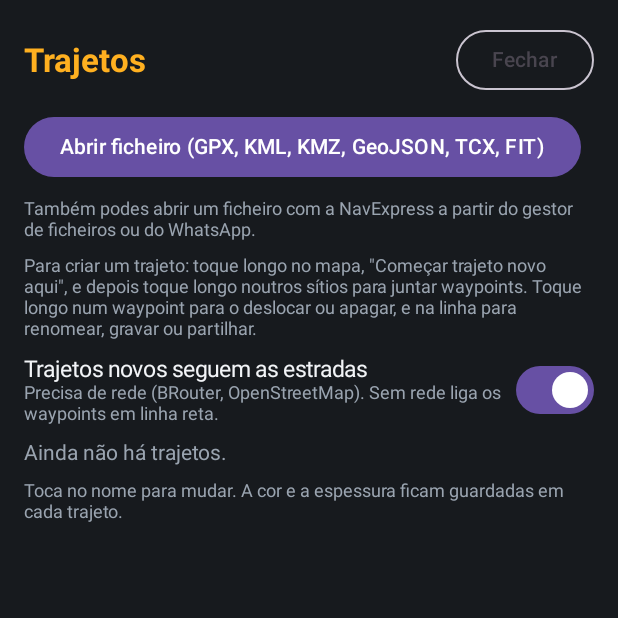
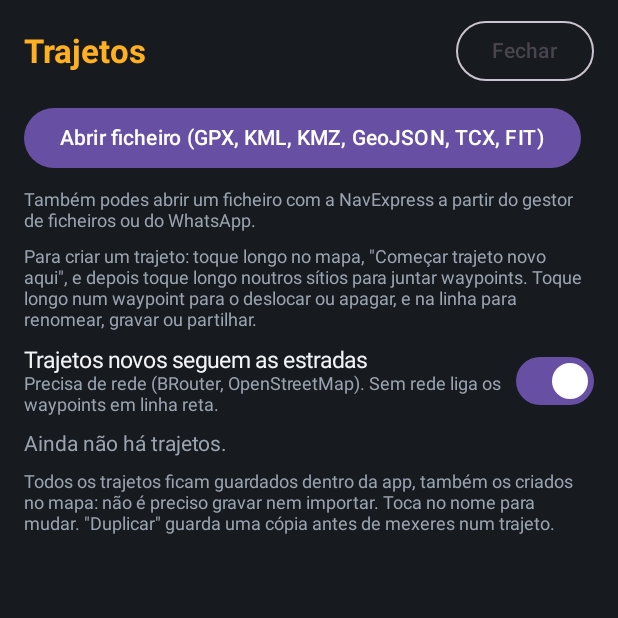
Before and after one commit to ArturPelicho/ESP32_S3_SN65HVD230_CAN_SNIFFER_DASHBOARD, an Android app built with Jetpack Compose: the composable TracksPanel shown on its own in the app's theme, on a phone screen of 412 x 824 dp, the top half of it. Run offline under Robolectric (Android 15) with nearby library versions, the phone set to English and light mode, and no system bars; libraries missing offline, so code that uses them is left out: org.maplibre.android, org.maplibre.geojson; pictures from the network do not load; 14 statements that could not run were skipped.

Commit message:
Panels keep Fechar visible; duplicate trajetos inside the app
The Mapas and Trajetos panels keep their title and Fechar button fixed
while the content scrolls. Trajetos can be duplicated inside the app
(panel button, and "Guardar cópia na app" on the line menu), and the
panel says that every trajeto is already kept in the app.

Co-Authored-By: Claude Opus 5.5 (1M context) <noreply@anthropic.com>
Claude-Session: https://claude.ai/code/session_01Ky7FWDUDUpXWgUC2vXwTEw

```diff
--- a/android/app/src/main/java/pt/artur/motadash/ui/MapScreen.kt
+++ b/android/app/src/main/java/pt/artur/motadash/ui/MapScreen.kt
@@ -979,6 +979,9 @@ private fun MapMenuItems(
                 } else {
                     DropdownMenuItem(text = { Text("Mudar cor e espessura", fontSize = 16.sp) }, onClick = { looks = true })
                 }
+                MenuItem("Guardar cópia na app", onDismiss) {
+                    TrackStore.duplicate(ctx, t.id)?.let { Toast.makeText(ctx, "Guardado: ${it.name}", Toast.LENGTH_SHORT).show() }
+                }
                 MenuItem("Gravar GPX no telemóvel", onDismiss) { onSave(t) }
                 MenuItem("Partilhar GPX", onDismiss) { onShare(t) }
                 if (confirmDelete) {
--- a/android/app/src/main/java/pt/artur/motadash/ui/TracksPanel.kt
+++ b/android/app/src/main/java/pt/artur/motadash/ui/TracksPanel.kt
@@ -58,15 +58,17 @@ fun TracksPanel(onShow: (Track) -> Unit, onClose: () -> Unit) {
         if (uris.isNotEmpty()) TrackStore.import(ctx, uris)
     }
 
-    Column(
-        Modifier.fillMaxSize().background(Color(0xF20B0E12)).verticalScroll(rememberScrollState()).padding(16.dp),
-        verticalArrangement = Arrangement.spacedBy(10.dp),
-    ) {
-        Row(verticalAlignment = Alignment.CenterVertically) {
+    Column(Modifier.fillMaxSize().background(Color(0xF20B0E12))) {
+        // Title and Fechar stay put; only the content below scrolls.
+        Row(Modifier.fillMaxWidth().padding(horizontal = 16.dp, vertical = 10.dp), verticalAlignment = Alignment.CenterVertically) {
             Text("Trajetos", color = Palette.amber, fontSize = 22.sp, fontWeight = FontWeight.Bold)
             Spacer(Modifier.weight(1f))
             OutlinedButton(onClick = onClose) { Text("Fechar") }
         }
+        Column(
+            Modifier.weight(1f).verticalScroll(rememberScrollState()).padding(start = 16.dp, end = 16.dp, bottom = 16.dp),
+            verticalArrangement = Arrangement.spacedBy(10.dp),
+        ) {
             Button(onClick = { pick.launch(arrayOf("*/*")) }) { Text("Abrir ficheiro (GPX, KML, KMZ, GeoJSON, TCX, FIT)") }
             Text("Também podes abrir um ficheiro com a NavExpress a partir do gestor de ficheiros ou do WhatsApp.",
                 color = Palette.label, fontSize = 12.sp)
@@ -137,6 +139,7 @@ fun TracksPanel(onShow: (Track) -> Unit, onClose: () -> Unit) {
                             Button(onClick = { TrackStore.delete(ctx, t.id); confirmDelete = null }) { Text("Confirmar apagar") }
                             OutlinedButton(onClick = { confirmDelete = null }) { Text("Não") }
                         } else {
+                            OutlinedButton(onClick = { TrackStore.duplicate(ctx, t.id) }) { Text("Duplicar") }
                             OutlinedButton(onClick = { confirmDelete = t.id }) { Text("Apagar") }
                         }
                     }
@@ -158,7 +161,9 @@ fun TracksPanel(onShow: (Track) -> Unit, onClose: () -> Unit) {
                     }
                 }
             }
-        Text("Toca no nome para mudar. A cor e a espessura ficam guardadas em cada trajeto.", color = Palette.label, fontSize = 12.sp)
+            Text("Todos os trajetos ficam guardados dentro da app, também os criados no mapa: não é preciso gravar nem importar. " +
+                "Toca no nome para mudar. \"Duplicar\" guarda uma cópia antes de mexeres num trajeto.", color = Palette.label, fontSize = 12.sp)
+        }
     }
 }
 
```
Also changed, not shown: android/app/src/main/java/pt/artur/motadash/TrackStore.kt (+9 -0 lines), android/app/src/main/java/pt/artur/motadash/ui/MapsPanel.kt (+8 -5 lines). Lines whose indentation alone changed are shown as unchanged.
